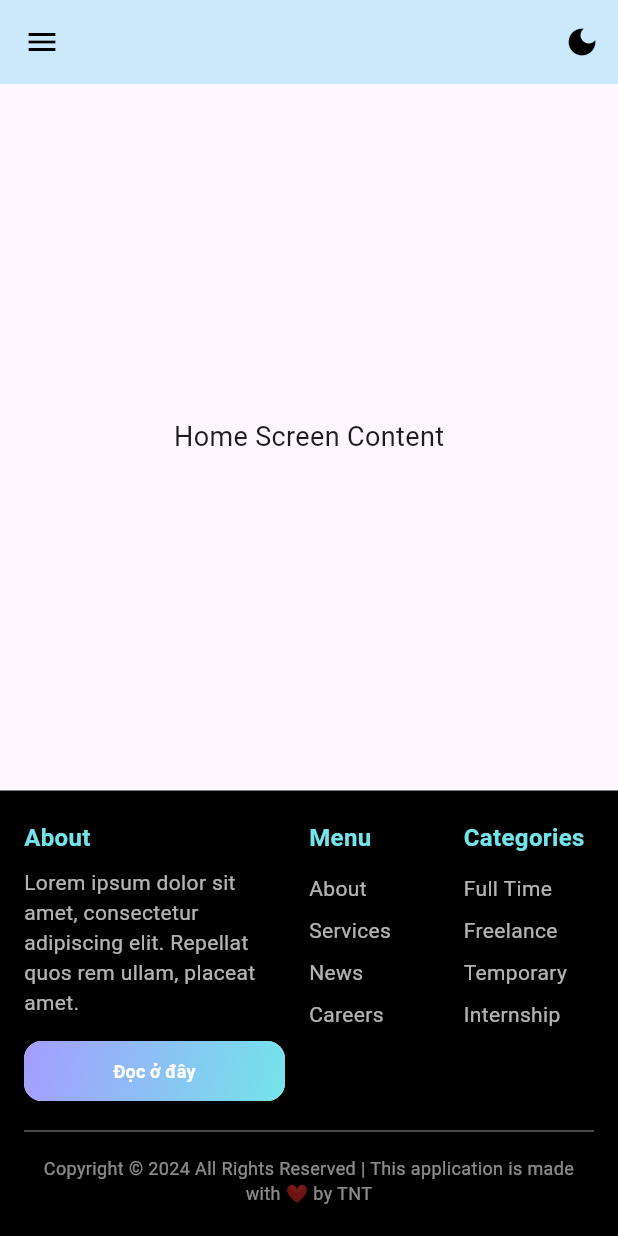
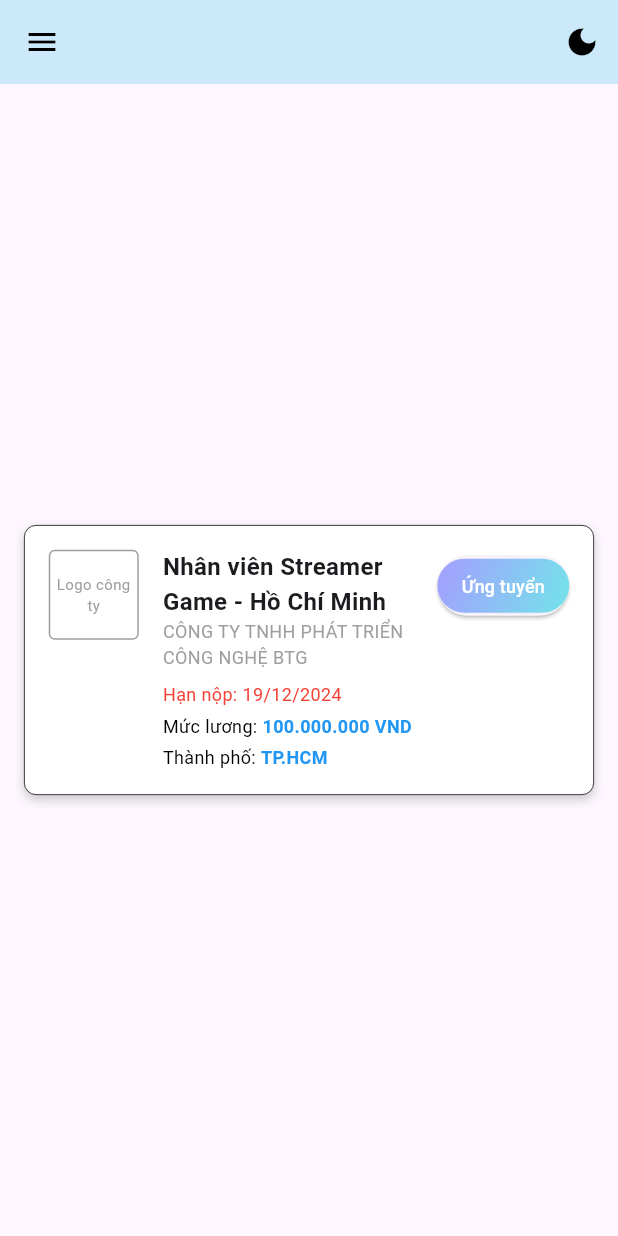
Before and after one commit to ThuPham60232004/flutter_application_project, a Flutter app: the screen it shows after launch, on a phone screen of 412 x 824 dp. Run offline on Flutter 3.47's test engine with Material 3 defaults, Android fonts, the phone set to English and light mode, and no system bars.

Commit message:
Thêm component(2)

```diff
--- /dev/null
+++ b/lib/core/widgets/widget_jobcard.dart
@@ -0,0 +1,163 @@
+import 'package:flutter/material.dart';
+import 'package:flutter_application_project/core/themes/primary_theme.dart';
+class JobCardApp extends StatelessWidget {
+  @override
+  Widget build(BuildContext context) {
+    return MaterialApp(
+      debugShowCheckedModeBanner: false,
+      home: Scaffold(
+        body: Center(
+          child: JobCard(),
+        ),
+      ),
+    );
+  }
+}
+class JobCard extends StatelessWidget {
+  @override
+  Widget build(BuildContext context) {
+    return Container(
+      padding: const EdgeInsets.all(16.0),
+      margin:const EdgeInsets.all(16.0),
+      decoration: BoxDecoration(
+        color: Colors.white,
+        borderRadius: BorderRadius.circular(8.0),
+        border: Border.all(color: Colors.black, width: 0.5),
+        boxShadow: [
+          BoxShadow(
+            color: Colors.grey.withOpacity(0.5),
+            blurRadius: 5,
+            offset:const Offset(0, 3),
+          ),
+        ],
+      ),
+      child: Row(
+        crossAxisAlignment: CrossAxisAlignment.start,
+        children: [
+          // Logo Container
+          Container(
+            width: 60,
+            height: 60,
+            decoration: BoxDecoration(
+              border: Border.all(color: Colors.grey),
+              borderRadius: BorderRadius.circular(4.0),
+            ),
+            child: const Center(
+              child: Text(
+                "Logo công ty",
+                textAlign: TextAlign.center,
+                style: TextStyle(fontSize: 10, color: Colors.grey),
+              ),
+            ),
+          ),
+        const  SizedBox(width: 16.0),
+          // Job Information
+         const Expanded(
+            child: Column(
+              crossAxisAlignment: CrossAxisAlignment.start,
+              children: [
+                Text(
+                  "Nhân viên Streamer Game - Hồ Chí Minh",
+                  style: TextStyle(
+                    fontSize: 16.0,
+                    fontWeight: FontWeight.bold,
+                  ),
+                ),
+               Text(
+                  "CÔNG TY TNHH PHÁT TRIỂN CÔNG NGHỆ BTG",
+                  style: TextStyle(
+                    fontSize: 12.0,
+                    color: Colors.grey,
+                  ),
+                ),
+               SizedBox(height: 8.0),
+               Text(
+                  "Hạn nộp: 19/12/2024",
+                  style: TextStyle(
+                    fontSize: 12.0,
+                    color: Colors.red,
+                  ),
+                ),
+                SizedBox(height: 4.0),
+                Text.rich(
+                  TextSpan(
+                    children: [
+                      TextSpan(
+                        text: "Mức lương: ",
+                        style: TextStyle(
+                          fontSize: 12.0,
+                          color: Colors.black,
+                        ),
+                      ),
+                      TextSpan(
+                        text: "100.000.000 VND",
+                        style: TextStyle(
+                          fontSize: 12.0,
+                          color: Colors.blue,
+                          fontWeight: FontWeight.bold,
+                        ),
+                      ),
+                    ],
+                  ),
+                ),
+                SizedBox(height: 4.0),
+                Text.rich(
+                  TextSpan(
+                    children: [
+                      TextSpan(
+                        text: "Thành phố: ",
+                        style: TextStyle(
+                          fontSize: 12.0,
+                          color: Colors.black,
+                        ),
+                      ),
+                      TextSpan(
+                        text: "TP.HCM",
+                        style: TextStyle(
+                          fontSize: 12.0,
+                          color: Colors.blue,
+                          fontWeight: FontWeight.bold,
+                        ),
+                      ),
+                    ],
+                  ),
+                ),
+              ],
+            ),
+          ),
+          // Apply Button
+          ElevatedButton(
+            onPressed: () {
+            },
+            style: ElevatedButton.styleFrom(
+              shape: RoundedRectangleBorder(
+                borderRadius: BorderRadius.circular(20.0),
+              ),
+              padding: EdgeInsets.zero,
+            ),
+            child: Ink(
+              decoration: BoxDecoration(
+                gradient: PrimaryTheme.buttonPrimary,
+                borderRadius: BorderRadius.circular(20.0),
+              ),
+              child: Container(
+                alignment: Alignment.center,
+                constraints: const BoxConstraints(
+                  minWidth: 88.0,
+                  minHeight: 36.0,
+                ),
+                child: const Text(
+                  "Ứng tuyển",
+                  style: TextStyle(
+                    fontSize: 12.0,
+                    color: Colors.white,
+                  ),
+                ),
+              ),
+            ),
+          ),
+        ],
+      ),
+    );
+  }
+}
--- a/lib/presentation/screens/home_screen.dart
+++ b/lib/presentation/screens/home_screen.dart
@@ -1,7 +1,8 @@
 import 'package:flutter/material.dart';
-import 'package:flutter_application_project/core/widgets/custom_appbar.dart';
-import 'package:flutter_application_project/core/widgets/custom_drawer.dart';
-import 'package:flutter_application_project/core/widgets/custom_footer.dart';
+import 'package:flutter_application_project/core/widgets/widget_appbar.dart';
+import 'package:flutter_application_project/core/widgets/widget_drawer.dart';
+//import 'package:flutter_application_project/core/widgets/custom_footer.dart';
+import 'package:flutter_application_project/core/widgets/widget_jobcard.dart';
 import 'package:flutter_application_project/app.dart';
 
 class HomeScreen extends StatelessWidget {
@@ -21,15 +22,11 @@ class HomeScreen extends StatelessWidget {
         child: Column(
           mainAxisAlignment: MainAxisAlignment.center,
           children: [
-            const Text(
-              'Home Screen Content',
-              style: TextStyle(fontSize: 18),
-            ),
-
+            JobCard(),
           ],
         ),
       ),
-      bottomNavigationBar: CustomFooter(),
+      //bottomNavigationBar: CustomFooter(),
     );
   }
 }
--- a/lib/presentation/screens/login_screen.dart
+++ b/lib/presentation/screens/login_screen.dart
@@ -1,5 +1,5 @@
 import 'package:flutter/material.dart';
-import 'package:flutter_application_project/core/widgets/custom_appbar.dart';
+import 'package:flutter_application_project/core/widgets/widget_appbar.dart';
 import 'package:flutter_application_project/app.dart';
 class LoginScreen extends StatelessWidget {
   const LoginScreen({Key? key}) : super(key: key);
```
Also changed, not shown: lib/core/widgets/widget.dart (renamed from lib/core/widgets/custom_footer.dart), lib/core/widgets/widget_appbar.dart (renamed from lib/core/widgets/custom_appbar.dart), lib/core/widgets/widget_drawer.dart (renamed from lib/core/widgets/custom_drawer.dart).
